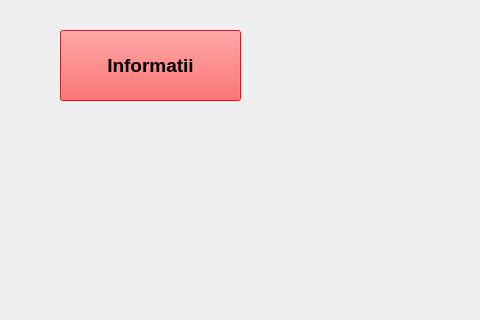
Before: the Qt Designer form Client1/MainPage.ui in Paul-Podoleanu/ProjectModernCpp, drawn with Qt 5; both pictures show x 0 to 480 and y 0 to 320 of the 1200 by 664 pixel window.
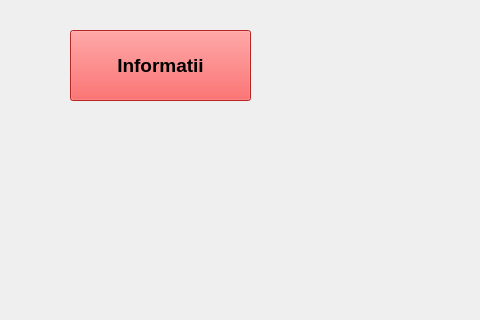
After: the same form once the commit is applied. Icons and pictures are not drawn.

Patch:
```diff
--- a/Client1/MainPage.ui
+++ b/Client1/MainPage.ui
@@ -20,7 +20,7 @@
    <widget class="QPushButton" name="Info">
     <property name="geometry">
      <rect>
-      <x>60</x>
+      <x>70</x>
       <y>30</y>
       <width>181</width>
       <height>71</height>
```
